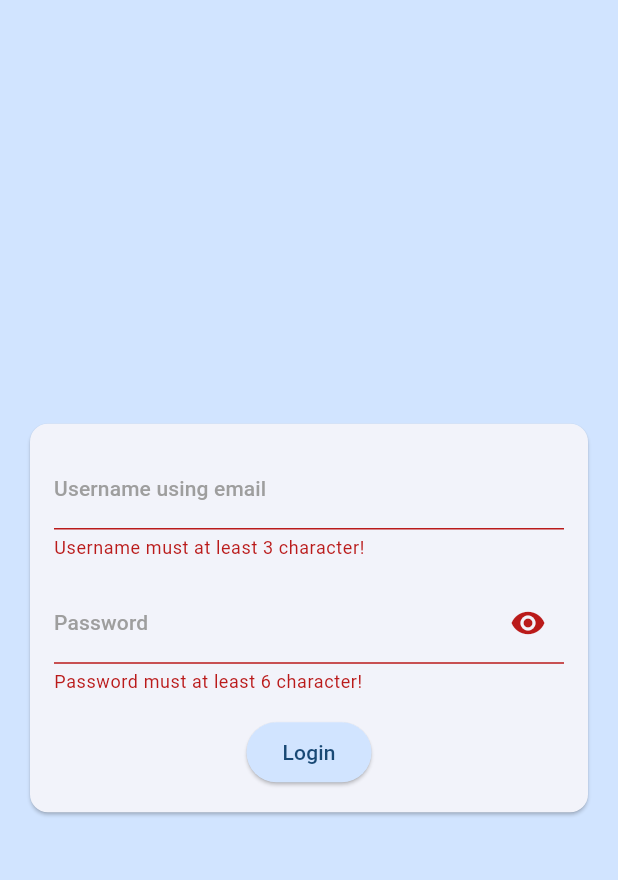
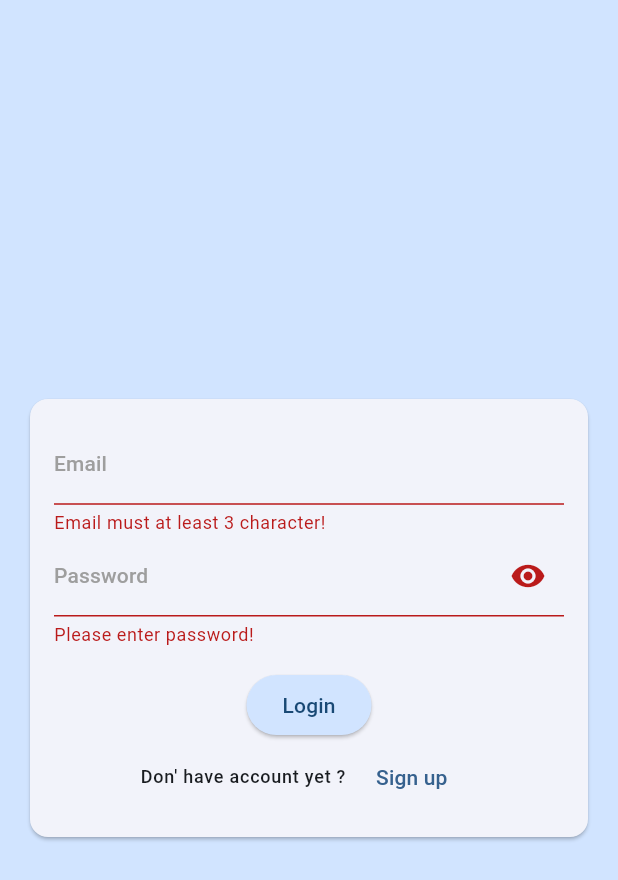
Before and after one commit to tihii8898/coffee-manager-admin-web, a Flutter app: the screen it shows after launch, after a tap on "Login", on a phone screen of 412 x 824 dp. Shown: the top 880 px of the screen. Run offline on Flutter 3.47's test engine with Material 2 defaults, Android fonts, the phone set to English and light mode, and no system bars; our stand-ins replace cloud_firestore, firebase_auth, firebase_core, flutter_riverpod; accounts and stored records are empty.

Commit message:
add signup form, password validation and signout button

```diff
--- a/lib/screens/auth_screen.dart
+++ b/lib/screens/auth_screen.dart
@@ -1,7 +1,9 @@
+import 'package:cloud_firestore/cloud_firestore.dart';
 import 'package:firebase_auth/firebase_auth.dart';
 import 'package:flutter/material.dart';
 
 final _firebaseAuth = FirebaseAuth.instance;
+final _fireStore = FirebaseFirestore.instance;
 
 class AuthScreen extends StatefulWidget {
   const AuthScreen({super.key});
@@ -12,21 +14,53 @@ class AuthScreen extends StatefulWidget {
 
 class _AuthScreenState extends State<AuthScreen> {
   final _formKey = GlobalKey<FormState>();
-
+  var _isLoginMode = true;
   var _enterdEmail = '';
   var _enterdPassword = '';
+  var _enteredUserName = '';
   var _isAuthenticating = false;
   bool _obscurePasswordState = true;
 
-  void _userLogin() async {
+  String? _passwordVadilator(String value) {
+    RegExp regex =
+        RegExp(r'^(?=.*?[A-Z])(?=.*?[a-z])(?=.*?[0-9])(?=.*?[!@#\$&*~]).{6,}$');
+
+    if (value.isEmpty) {
+      return 'Please enter password!';
+    } else {
+      if (!regex.hasMatch(value)) {
+        return 'Password must follow rules: \n * Should contain at least 1 upper case\n * Should contain at least 1 lower case\n * Should contain at least 1 digit\n * Should contain at least 1 special character\n * At least 6 charaters in lengh';
+      }
+      return null;
+    }
+  }
+
+  void _userFormSubmitHandler() async {
+    var validationState = _formKey.currentState!.validate();
+    if (!validationState) {
+      return;
+    }
     _formKey.currentState!.save();
+
     try {
       setState(() {
         _isAuthenticating = true;
       });
+      if (_isLoginMode) {
+        await _firebaseAuth.signInWithEmailAndPassword(
+            email: _enterdEmail, password: _enterdPassword);
+      } else {
+        final userCredential =
+            await _firebaseAuth.createUserWithEmailAndPassword(
+                email: _enterdEmail, password: _enterdPassword);
 
-      await _firebaseAuth.signInWithEmailAndPassword(
-          email: _enterdEmail, password: _enterdPassword);
+        await _fireStore.collection('users').doc(userCredential.user!.uid).set({
+          'username': _enteredUserName,
+          'email': _enterdEmail,
+          'password': _enterdPassword,
+          'createdAt': DateTime.now(),
+        });
+      }
     } on FirebaseAuthException catch (e) {
       debugPrint('ERROR $e');
     }
@@ -54,7 +88,6 @@ class _AuthScreenState extends State<AuthScreen> {
                           children: [
                             Form(
                               key: _formKey,
-                              autovalidateMode: AutovalidateMode.always,
                               child: Column(
                                 mainAxisSize: MainAxisSize.min,
                                 children: [
@@ -66,23 +99,41 @@ class _AuthScreenState extends State<AuthScreen> {
                                           .copyWith(
                                             color: Colors.grey,
                                           ),
-                                      labelText: 'Username using email',
+                                      labelText: 'Email',
                                       suffixText: '@gmail.com',
                                     ),
                                     validator: (value) {
                                       if (value == null ||
                                           value.trim().isEmpty ||
                                           value.trim().length < 3) {
-                                        return 'Username must at least 3 character!';
+                                        return 'Email must at least 3 character!';
                                       }
                                       return null;
                                     },
                                     onSaved: (newValue) =>
                                         _enterdEmail = '$newValue@gmail.com',
                                   ),
-                                  const SizedBox(
-                                    height: 15,
-                                  ),
+                                  if (!_isLoginMode)
+                                    TextFormField(
+                                      decoration: InputDecoration(
+                                        labelStyle: Theme.of(context)
+                                            .textTheme
+                                            .labelLarge!
+                                            .copyWith(
+                                              color: Colors.grey,
+                                            ),
+                                        labelText: 'Username',
+                                      ),
+                                      validator: (value) {
+                                        if (value == null ||
+                                            value.trim().length < 3) {
+                                          return 'Username must be at least 3 characters';
+                                        }
+                                        return null;
+                                      },
+                                      onSaved: (newValue) =>
+                                          _enteredUserName = newValue!,
+                                    ),
                                   TextFormField(
                                     obscureText: _obscurePasswordState,
                                     decoration: InputDecoration(
@@ -103,14 +154,8 @@ class _AuthScreenState extends State<AuthScreen> {
                                         }),
                                       ),
                                     ),
-                                    validator: (value) {
-                                      if (value == null ||
-                                          value.trim().isEmpty ||
-                                          value.trim().length < 6) {
-                                        return 'Password must at least 6 character!';
-                                      }
-                                      return null;
-                                    },
+                                    validator: (value) =>
+                                        _passwordVadilator(value!),
                                     onSaved: (newValue) =>
                                         _enterdPassword = newValue!,
                                   ),
@@ -128,9 +173,9 @@ class _AuthScreenState extends State<AuthScreen> {
                                           .colorScheme
                                           .primaryContainer,
                                     ),
-                                    onPressed: _userLogin,
+                                    onPressed: _userFormSubmitHandler,
                                     child: Text(
-                                      'Login',
+                                      _isLoginMode ? 'Login' : 'Sign up',
                                       style: TextStyle(
                                         color: Theme.of(context)
                                             .colorScheme
@@ -138,6 +183,30 @@ class _AuthScreenState extends State<AuthScreen> {
                                       ),
                                     ),
                                   ),
+                            Row(
+                              mainAxisAlignment: MainAxisAlignment.center,
+                              children: [
+                                Text(
+                                  _isLoginMode
+                                      ? 'Don\' have account yet ?'
+                                      : 'Already have an account ?',
+                                  style:
+                                      Theme.of(context).textTheme.labelMedium,
+                                ),
+                                MaterialButton(
+                                  hoverColor: Colors.transparent,
+                                  textColor:
+                                      Theme.of(context).colorScheme.primary,
+                                  onPressed: () => setState(
+                                    () {
+                                      _isLoginMode = !_isLoginMode;
+                                    },
+                                  ),
+                                  child:
+                                      Text(_isLoginMode ? 'Sign up' : 'Login'),
+                                )
+                              ],
+                            ),
                           ],
                         ),
                       ),
--- a/lib/screens/home_screen.dart
+++ b/lib/screens/home_screen.dart
@@ -1,6 +1,7 @@
 import 'package:coffee_manager/data/dummy.dart';
 import 'package:coffee_manager/providers/orders_provider.dart';
 import 'package:coffee_manager/widgets/table.dart';
+import 'package:firebase_auth/firebase_auth.dart';
 import 'package:flutter/material.dart';
 import 'package:flutter_riverpod/flutter_riverpod.dart';
 
@@ -16,6 +17,14 @@ class _HomeScreenState extends ConsumerState<HomeScreen> {
   Widget build(BuildContext context) {
     final orderList = ref.watch(ordersProvider);
     return Scaffold(
+      appBar: AppBar(
+        actions: [
+          IconButton(
+            onPressed: () => FirebaseAuth.instance.signOut(),
+            icon: const Icon(Icons.exit_to_app),
+          )
+        ],
+      ),
       body: Container(
         alignment: Alignment.center,
         padding: const EdgeInsets.all(20),
--- a/pubspec.yaml
+++ b/pubspec.yaml
@@ -39,6 +39,7 @@ dependencies:
   firebase_auth: ^4.6.3
   flutter_riverpod: ^2.3.6
   intl: ^0.18.1
+  cloud_firestore: ^4.8.1
 
 dev_dependencies:
   flutter_test:
```
Also changed, not shown: pubspec.lock, 1 other file.
